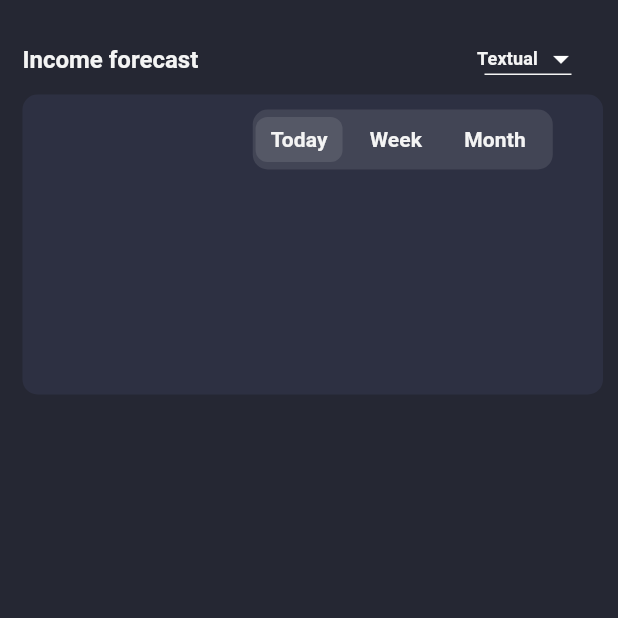
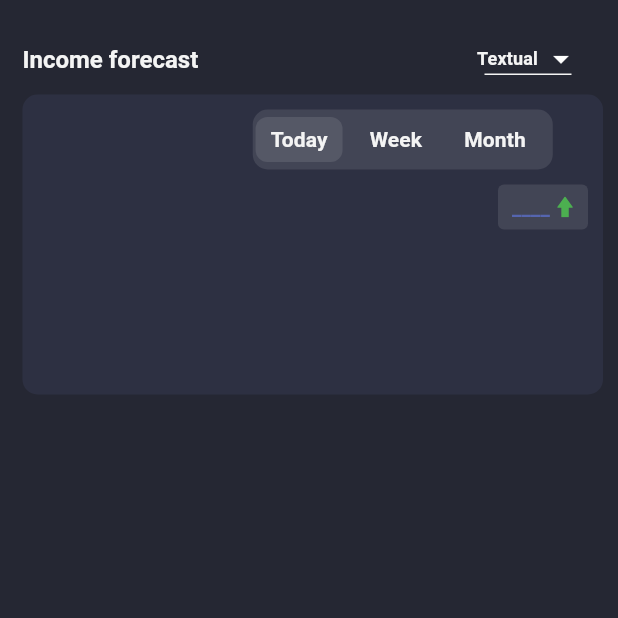
Before and after one commit to Mshahzad01/city17, a Flutter app: the HomeScreen screen opened by its route, on a phone screen of 412 x 824 dp, the top half of it. Run offline on Flutter 3.47's test engine with Material 3 defaults, Android fonts, the phone set to English and light mode, and no system bars; our stand-ins replace flutter_svg; network calls fail; Roboto replaces fonts that are missing (Myfonts).

Commit message:
day2 taskl

```diff
--- a/lib/src/constant/asset_string.dart
+++ b/lib/src/constant/asset_string.dart
@@ -4,4 +4,7 @@ mixin AssetString {
     static const logo = "assets/image/City17.png";
     static const networkimage = "https://unsplash.com/photos/portrait-of-a-happy-young-woman-8PcQnMCiXn0";
 
+
+    static const arrowicon = "assets/icon/Vector.svg";
+
 }
--- a/lib/src/feature/home/bottom_nav_bar/bottom_bar_screen.dart
+++ b/lib/src/feature/home/bottom_nav_bar/bottom_bar_screen.dart
@@ -19,13 +19,12 @@ class _BottomNavScreenState extends State<BottomNavScreen> {
 
   final List<String> items = ['Home', 'Offers', 'Finance', 'Settings'];
 
-  final List _pages = [HomeScreen(),HomeScreen(),HomeScreen(),HomeScreen() ];
+  final _pages = [HomeScreen(), HomeScreen(), HomeScreen(), HomeScreen()];
 
   @override
   Widget build(BuildContext context) {
     return Scaffold(
-
-  appBar: PreferredSize(
+      appBar: PreferredSize(
         preferredSize: Size.fromHeight(90),
 
         child: SafeArea(
@@ -70,12 +69,9 @@ class _BottomNavScreenState extends State<BottomNavScreen> {
           ),
         ),
       ),
-      body:(_pages[selectedIndex]),
+      body: IndexedStack(index: selectedIndex, children: _pages),
 
-
-
-       //Center(child: Text),
-
+      //Center(child: Text),
       bottomNavigationBar: Container(
         color: AppColors.bottombarcolor,
         padding: const EdgeInsets.symmetric(horizontal: 12, vertical: 10),
@@ -103,10 +99,10 @@ class _BottomNavScreenState extends State<BottomNavScreen> {
                 ),
                 child: Text(
                   items[index],
-                  style:context.myTextTheme.titleSmall?.copyWith(
+                  style: context.myTextTheme.titleSmall?.copyWith(
                     fontSize: 12,
                     color: AppColors.textcolor,
-                  )
+                  ),
                 ),
               ),
             );
--- a/lib/src/feature/home/screen/home_screen.dart
+++ b/lib/src/feature/home/screen/home_screen.dart
@@ -1,9 +1,11 @@
-
+import 'dart:io';
 
 import 'package:city17/src/constant/app_color.dart';
+import 'package:city17/src/constant/asset_string.dart';
 
 import 'package:city17/src/core/extension/context_ext.dart';
 import 'package:flutter/material.dart';
+import 'package:flutter_svg/svg.dart';
 
 class HomeScreen extends StatefulWidget {
   static const routename = "/home";
@@ -14,11 +16,6 @@ class HomeScreen extends StatefulWidget {
 }
 
 class _HomeScreenState extends State<HomeScreen> {
-
-
-
-
-
   String selectedOption = "Today";
   int value = 100;
 
@@ -34,15 +31,14 @@ class _HomeScreenState extends State<HomeScreen> {
       }
     });
   }
+
+  double percentage = 0;
+
   @override
   Widget build(BuildContext context) {
     List<String> graphrep = ['Textual', 'Graphical'];
 
     String slectedgraph = "Textual";
-
-
-
-
 
     return Scaffold(
       body: SafeArea(
@@ -65,15 +61,11 @@ class _HomeScreenState extends State<HomeScreen> {
                     width: 100,
                     child: DropdownButton<String>(
                       underline: Container(
-                        margin: EdgeInsets.only(
-                           left: 5,
-                           right: 5,
-                           bottom: 05,
-                        ),
+                        margin: EdgeInsets.only(left: 5, right: 5, bottom: 05),
                         height: 01,
                         color: AppColors.textcolor,
                       ),
-                      padding: EdgeInsets.only(left: 16, right: 16, ),
+                      padding: EdgeInsets.only(left: 16, right: 16),
                       value: slectedgraph,
                       isExpanded: true,
                       onChanged: (String? newValue) {
@@ -90,11 +82,7 @@ class _HomeScreenState extends State<HomeScreen> {
                             style: context.myTextTheme.titleSmall?.copyWith(
                               color: AppColors.textcolor,
                               fontSize: 12,
-
-
-
-
-                            ) // optional
+                            ), // optional
                           ),
                         );
                       }).toList(),
@@ -103,56 +91,86 @@ class _HomeScreenState extends State<HomeScreen> {
                 ],
               ),
 
-
-
               Container(
                 // margin: EdgeInsets.only(left: 16,right: 16),
                 height: 200,
                 width: double.infinity,
                 decoration: BoxDecoration(
                   borderRadius: BorderRadius.circular(10),
-                  color:AppColors.cardcolor,
-
-
-
+                  color: AppColors.cardcolor,
                 ),
-
-
 
                 child: Column(
                   children: [
                     Container(
-                              margin: EdgeInsets.only(left: 120,top: 10),
+                      margin: EdgeInsets.only(left: 120, top: 10),
 
                       height: 40,
                       width: 200,
                       decoration: BoxDecoration(
                         borderRadius: BorderRadius.circular(10),
-                         color:  Colors.white.withValues(alpha: 0.1)
+                        color: Colors.white.withValues(alpha: 0.1),
                       ),
-                          child:
-                     Row(
-
+                      child: Row(
                         mainAxisAlignment: MainAxisAlignment.end,
                         children: [
+                          _buildTab("Today", context),
+                          SizedBox(width: 08),
 
+                          _buildTab("Week", context),
+                          SizedBox(width: 08),
 
-                                 _buildTab("Today",context),
-                                SizedBox(width: 08,),
+                          _buildTab("Month", context),
+                          SizedBox(width: 08),
+                        ],
+                      ),
+                    ),
 
-                                 _buildTab("Week",context),
-                                 SizedBox(width: 08,),
+                    Align(
+                      alignment: Alignment.centerRight,
 
-                                 _buildTab("Month",context),
-                                 SizedBox(width: 08,),
-                         ],
+                      child: Container(
+                        margin: EdgeInsets.only(right: 10, top: 10),
+                        //    padding: EdgeInsets.only(bottom: 02),
+                        height: 30,
+                        width: 60,
+                        decoration: BoxDecoration(
+                          borderRadius: BorderRadius.circular(04),
+                          color: Colors.white.withValues(alpha: 0.1),
+                        ),
 
+                        child: Row(
+                          mainAxisAlignment: MainAxisAlignment.center,
+                          children: [
+                            if (percentage == 0)
+                              Text(
+                                "____",
+                                style: context.myTextTheme.titleSmall?.copyWith(
+                                  color: Color(0xff5565AF),
+                                ),
+                              ),
 
-                       ))
+                              if(percentage !=0)
+                                Text(
+                              percentage.toString(),
+                                style: context.myTextTheme.titleSmall?.copyWith(
+                                  color: Colors.green,
+                                ),
+                              ),
+
+                            SizedBox(width: 04),
+
+                            SvgPicture.asset(
+                              AssetString.arrowicon,
+                              color: percentage == null ? Color (0xff5565AF):Colors.green)
 
                           ],
                         ),
-              )
+                      ),
+                    ),
+                  ],
+                ),
+              ),
             ],
           ),
         ),
@@ -160,25 +178,19 @@ class _HomeScreenState extends State<HomeScreen> {
     );
   }
 
-
-
-
-  Widget _buildTab(String label,BuildContext context) {
+  Widget _buildTab(String label, BuildContext context) {
     final isSelected = selectedOption == label;
     return GestureDetector(
       onTap: () => onSelect(label),
       child: Container(
         padding: EdgeInsets.symmetric(horizontal: 10, vertical: 5),
         decoration: BoxDecoration(
-          color: isSelected ? Colors.white.withValues(alpha: 0.1) : Colors.transparent,
+          color: isSelected
+              ? Colors.white.withValues(alpha: 0.1)
+              : Colors.transparent,
           borderRadius: BorderRadius.circular(8),
         ),
-        child: Text(
-          label,
-          style: context.myTextTheme.titleSmall?.copyWith(
-
-          )
-        ),
+        child: Text(label, style: context.myTextTheme.titleSmall?.copyWith()),
       ),
     );
   }
```
Also changed, not shown: assets/icon/Vector.svg (added). Lines whose indentation alone changed are shown as unchanged.
